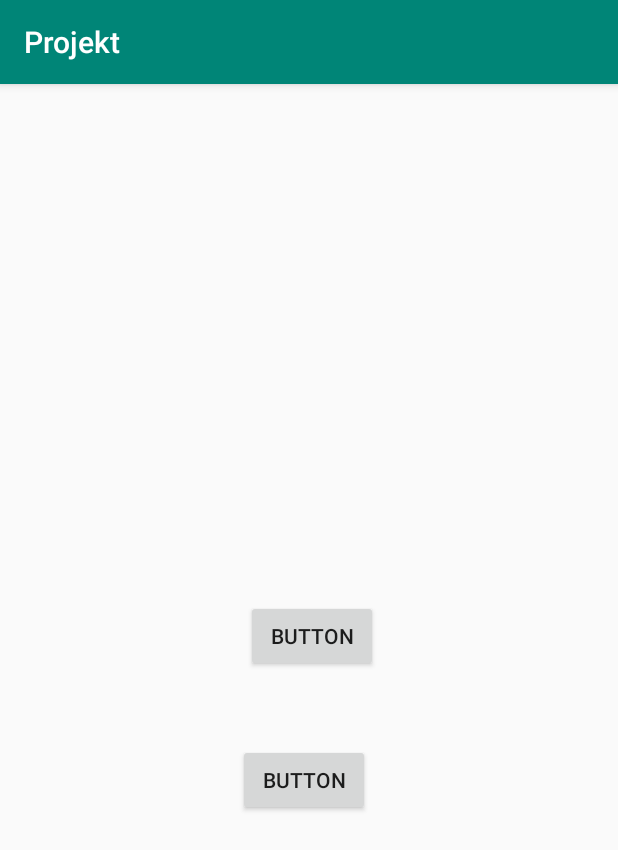
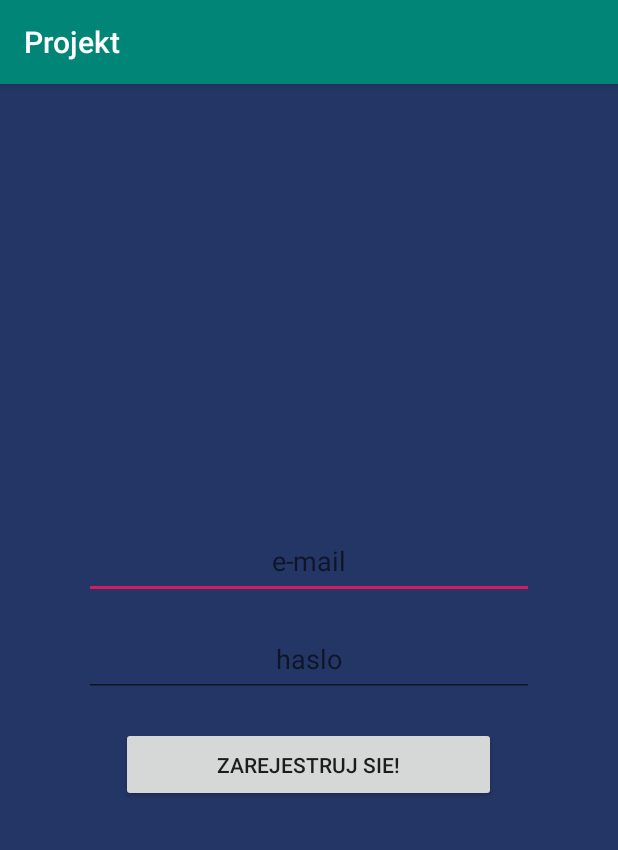
Before and after one commit to anonimowy-uzytkownik/Studencka-Karczma, an Android app: the RejestracjaActivity screen opened directly, with no data from a screen before it, on a phone screen of 412 x 824 dp. Shown: the top 850 px of the screen. Run offline under Robolectric (Android 15) with nearby library versions, the phone set to English and light mode, and no system bars; our stand-ins replace Firebase (no records; nobody signed in at launch, a user with empty details on screens opened directly).

Commit message:
Rejestracja

```diff
--- a/app/src/main/java/com/example/projekt/RejestracjaActivity.java
+++ b/app/src/main/java/com/example/projekt/RejestracjaActivity.java
@@ -1,14 +1,75 @@
 package com.example.projekt;
 
+import androidx.annotation.NonNull;
 import androidx.appcompat.app.AppCompatActivity;
 
+import android.content.Intent;
 import android.os.Bundle;
+import android.text.TextUtils;
+import android.view.View;
+import android.widget.Button;
+import android.widget.EditText;
+import android.widget.ProgressBar;
+import android.widget.Toast;
+
+import com.google.android.gms.tasks.OnCompleteListener;
+import com.google.android.gms.tasks.Task;
+import com.google.firebase.auth.AuthResult;
+import com.google.firebase.auth.FirebaseAuth;
 
 public class RejestracjaActivity extends AppCompatActivity {
+
+    EditText etEmail, etHaslo;
+    Button btnRejestracja;
+    FirebaseAuth mFirebaseAuth;
+    ProgressBar progressBar;
 
     @Override
     protected void onCreate(Bundle savedInstanceState) {
         super.onCreate(savedInstanceState);
         setContentView(R.layout.activity_rejestracja);
+
+        mFirebaseAuth = FirebaseAuth.getInstance();
+        etEmail = findViewById(R.id.email);
+        etHaslo = findViewById(R.id.haslo);
+        progressBar = findViewById(R.id.progressBar_rejestracja);
+        btnRejestracja = findViewById(R.id.rejestracja);
+
+        btnRejestracja.setOnClickListener(new View.OnClickListener() {
+            @Override
+            public void onClick(View v) {
+                String email = etEmail.getText().toString().trim();
+                String haslo = etHaslo.getText().toString().trim();
+
+
+                if (TextUtils.isEmpty(email)) {
+                    etEmail.setError("Email jest wymagany");
+                    return;
+                }
+                if (TextUtils.isEmpty(haslo)) {
+                    etHaslo.setError("Hasło jest wymagane");
+                    return;
+                }
+                if (etHaslo.length() < 6) {
+                    etHaslo.setError("hasło musi być dłuższe niż 6 znaków!");
+                    return;
+                }
+
+
+                progressBar.setVisibility(View.VISIBLE);
+                mFirebaseAuth.createUserWithEmailAndPassword(email, haslo).addOnCompleteListener(new OnCompleteListener<AuthResult>() {
+                    @Override
+                    public void onComplete(@NonNull Task<AuthResult> task) {
+                        if (task.isSuccessful()) {
+                            Toast.makeText(RejestracjaActivity.this, "Konto Stworzone", Toast.LENGTH_SHORT).show();
+                            startActivity(new Intent(RejestracjaActivity.this, LoginActivity.class));
+                        } else {
+                            Toast.makeText(RejestracjaActivity.this, "Error! " + task.getException().getMessage(), Toast.LENGTH_SHORT).show();
+                        }
+                    }
+                });
+            }
+        });
+
     }
 }
--- a/app/src/main/res/layout/activity_rejestracja.xml
+++ b/app/src/main/res/layout/activity_rejestracja.xml
@@ -1,40 +1,55 @@
 <?xml version="1.0" encoding="utf-8"?>
-<androidx.constraintlayout.widget.ConstraintLayout xmlns:android="http://schemas.android.com/apk/res/android"
+<RelativeLayout xmlns:android="http://schemas.android.com/apk/res/android"
     xmlns:app="http://schemas.android.com/apk/res-auto"
     xmlns:tools="http://schemas.android.com/tools"
     android:layout_width="match_parent"
     android:layout_height="match_parent"
-    tools:context=".RejestracjaActivity">
+    android:background="#243665"
+    tools:context=".MainActivity">
+
+
+    <EditText
+        android:id="@+id/email"
+        android:layout_width="300dp"
+        android:layout_height="50dp"
+        android:layout_above="@+id/haslo"
+        android:layout_centerInParent="true"
+        android:gravity="center"
+        android:hint="e-mail"
+        android:inputType="text" />
+
+    <EditText
+        android:id="@+id/haslo"
+        android:layout_width="300dp"
+        android:layout_height="50dp"
+        android:layout_centerInParent="true"
+        android:layout_marginTop="15dp"
+        android:gravity="center"
+
+
+        android:hint="haslo"
+        android:inputType="text" />
+
 
     <Button
-        android:id="@+id/buttondodaj"
+        android:id="@+id/rejestracja"
+        android:layout_width="250dp"
+        android:layout_height="50dp"
+        android:layout_below="@+id/haslo"
+        android:layout_centerInParent="true"
+        android:layout_marginTop="20dp"
+        android:gravity="center"
+        android:text="zarejestruj sie!" />
+
+    <ProgressBar
+        android:id="@+id/progressBar_rejestracja"
+        style="?android:attr/progressBarStyle"
         android:layout_width="wrap_content"
         android:layout_height="wrap_content"
-        android:layout_marginStart="163dp"
-        android:layout_marginLeft="163dp"
-        android:layout_marginTop="325dp"
-        android:layout_marginEnd="160dp"
-        android:layout_marginRight="160dp"
-        android:layout_marginBottom="358dp"
-        android:text="Button"
-        app:layout_constraintBottom_toBottomOf="parent"
-        app:layout_constraintEnd_toEndOf="parent"
-        app:layout_constraintStart_toStartOf="parent"
-        app:layout_constraintTop_toTopOf="parent" />
+        android:layout_below="@+id/rejestracja"
+        android:layout_centerInParent="true"
+        android:layout_marginTop="20dp"
+        android:gravity="center"
+        android:visibility="invisible" />
 
-    <Button
-        android:id="@+id/button"
-        android:layout_width="wrap_content"
-        android:layout_height="wrap_content"
-        android:layout_marginStart="158dp"
-        android:layout_marginLeft="158dp"
-        android:layout_marginTop="39dp"
-        android:layout_marginEnd="165dp"
-        android:layout_marginRight="165dp"
-        android:layout_marginBottom="271dp"
-        android:text="Button"
-        app:layout_constraintBottom_toBottomOf="parent"
-        app:layout_constraintEnd_toEndOf="parent"
-        app:layout_constraintStart_toStartOf="parent"
-        app:layout_constraintTop_toBottomOf="@+id/buttondodaj" />
-</androidx.constraintlayout.widget.ConstraintLayout>
+</RelativeLayout>
```
Also changed, not shown: app/src/main/java/com/example/projekt/LoginActivity.java (+15 -1 lines), app/src/main/res/layout/activity_login.xml (+11 -0 lines), app/src/main/java/com/example/projekt/MainActivity.java (line endings or trailing spaces).
